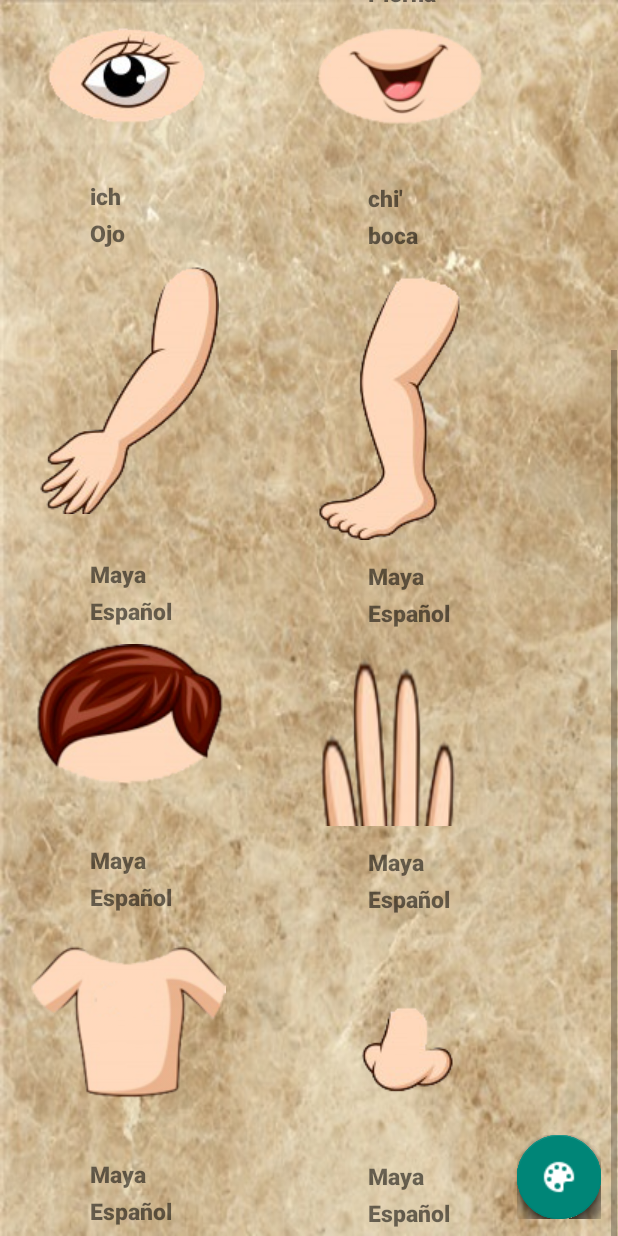
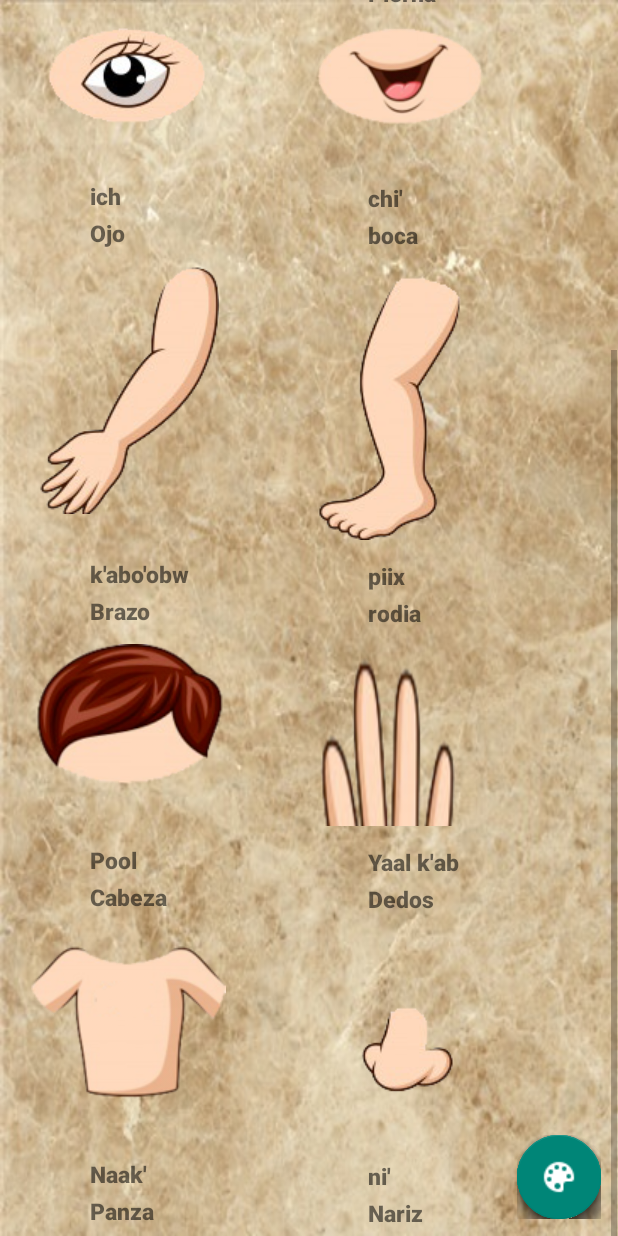
Before and after one commit to MiguelAYM69/appfinalhtml, an Android app: the PPartes screen opened directly, with no data from a screen before it, scrolled down 325 dp, on a phone screen of 412 x 824 dp. Run offline under Robolectric (Android 15) with nearby library versions, the phone set to English and light mode, and no system bars; plain views replace FloatingActionButton, FloatingActionMenu.

Commit message:
nombre_sonidos

```diff
--- a/app/src/main/java/com/example/appfinalhtml/PPartes.java
+++ b/app/src/main/java/com/example/appfinalhtml/PPartes.java
@@ -10,8 +10,8 @@ import androidx.appcompat.app.AppCompatActivity;
 
 public class PPartes extends AppCompatActivity {
 
-    MediaPlayer mm,mp,mo,mb,mbr,mpi,mc,md,mr,mn,mpn;
-    ImageButton imano,pie,ojo,boca,mano,pierna,cabeza,dedos,rodilla,nariz,panza;
+    MediaPlayer mm,mp,mo,mb,mbr,mpi,mc,md,mr,mn,mpn,nari,pan;
+    ImageButton imano,pie,ojo,boca,brazo,pierna,cabeza,dedos,rodilla,nariz,panza;
     @Override
     protected void onCreate(Bundle savedInstanceState) {
         super.onCreate(savedInstanceState);
@@ -40,6 +40,62 @@ public class PPartes extends AppCompatActivity {
             @Override
             public void onClick(View v) {
                 mo.start();
+            }
+        });
+        boca= (ImageButton) findViewById(R.id.iboca);
+        mb= MediaPlayer.create(this, R.raw.boca);
+        boca.setOnClickListener(new View.OnClickListener() {
+            @Override
+            public void onClick(View v) {
+                mb.start();
+            }
+        });
+        brazo= (ImageButton) findViewById(R.id.ibrazo);
+        mbr= MediaPlayer.create(this, R.raw.brazo);
+       brazo .setOnClickListener(new View.OnClickListener() {
+            @Override
+            public void onClick(View v) {
+                mbr.start();
+            }
+        });
+        pierna= (ImageButton) findViewById(R.id.ipierna);
+        mpi= MediaPlayer.create(this, R.raw.rodia);
+        pierna.setOnClickListener(new View.OnClickListener() {
+            @Override
+            public void onClick(View v) {
+                mpi.start();
+            }
+        });
+        cabeza= (ImageButton) findViewById(R.id.icabeza);
+        mc= MediaPlayer.create(this, R.raw.cabeza);
+        cabeza.setOnClickListener(new View.OnClickListener() {
+            @Override
+            public void onClick(View v) {
+                mc.start();
+            }
+        });
+       dedos= (ImageButton) findViewById(R.id.idedos);
+        md= MediaPlayer.create(this, R.raw.dedos);
+        dedos.setOnClickListener(new View.OnClickListener() {
+            @Override
+            public void onClick(View v) {
+                md.start();
+            }
+        });
+        panza= (ImageButton) findViewById(R.id.ipechos);
+        mpn= MediaPlayer.create(this, R.raw.panza);
+        panza.setOnClickListener(new View.OnClickListener() {
+            @Override
+            public void onClick(View v) {
+                mpn.start();
+            }
+        });
+        nariz= (ImageButton) findViewById(R.id.inariz);
+        nari= MediaPlayer.create(this, R.raw.nariz);
+        nariz.setOnClickListener(new View.OnClickListener() {
+            @Override
+            public void onClick(View v) {
+                nari.start();
             }
         });
     }
--- a/app/src/main/res/layout/activity_ppartes.xml
+++ b/app/src/main/res/layout/activity_ppartes.xml
@@ -192,7 +192,7 @@
                 android:layout_marginTop="12dp"
                 android:background="@android:color/transparent"
                 android:fontFamily="sans-serif-black"
-                android:text="Maya"
+                android:text="k'abo'obw"
                 android:textSize="15sp" />
 
             <TextView
@@ -203,7 +203,7 @@
                 android:layout_marginTop="-20dp"
                 android:background="@android:color/transparent"
                 android:fontFamily="sans-serif-black"
-                android:text="Maya"
+                android:text="piix"
                 android:textSize="15sp" />
 
             <TextView
@@ -214,7 +214,7 @@
                 android:layout_marginTop="2dp"
                 android:background="@android:color/transparent"
                 android:fontFamily="sans-serif-black"
-                android:text="Español"
+                android:text="Brazo"
                 android:textSize="15sp" />
 
             <TextView
@@ -225,7 +225,7 @@
                 android:layout_marginTop="-20dp"
                 android:background="@android:color/transparent"
                 android:fontFamily="sans-serif-black"
-                android:text="Español"
+                android:text="rodia"
                 android:textSize="15sp" />
 
 
@@ -260,7 +260,7 @@
                 android:layout_marginTop="12dp"
                 android:background="@android:color/transparent"
                 android:fontFamily="sans-serif-black"
-                android:text="Maya"
+                android:text="Pool"
                 android:textSize="15sp" />
 
             <TextView
@@ -271,7 +271,7 @@
                 android:layout_marginTop="-20dp"
                 android:background="@android:color/transparent"
                 android:fontFamily="sans-serif-black"
-                android:text="Maya"
+                android:text="Yaal k'ab"
                 android:textSize="15sp" />
 
             <TextView
@@ -282,7 +282,7 @@
                 android:layout_marginTop="2dp"
                 android:background="@android:color/transparent"
                 android:fontFamily="sans-serif-black"
-                android:text="Español"
+                android:text="Cabeza"
                 android:textSize="15sp" />
 
             <TextView
@@ -293,7 +293,7 @@
                 android:layout_marginTop="-20dp"
                 android:background="@android:color/transparent"
                 android:fontFamily="sans-serif-black"
-                android:text="Español"
+                android:text="Dedos"
                 android:textSize="15sp" />
 
             <!--____________________________________________________________-->
@@ -326,7 +326,7 @@
                 android:layout_marginTop="12dp"
                 android:background="@android:color/transparent"
                 android:fontFamily="sans-serif-black"
-                android:text="Maya"
+                android:text="Naak'"
                 android:textSize="15sp" />
 
             <TextView
@@ -337,7 +337,7 @@
                 android:layout_marginTop="-20dp"
                 android:background="@android:color/transparent"
                 android:fontFamily="sans-serif-black"
-                android:text="Maya"
+                android:text="ni'"
                 android:textSize="15sp" />
 
             <TextView
@@ -348,7 +348,7 @@
                 android:layout_marginTop="2dp"
                 android:background="@android:color/transparent"
                 android:fontFamily="sans-serif-black"
-                android:text="Español"
+                android:text="Panza"
                 android:textSize="15sp" />
 
             <TextView
@@ -359,7 +359,7 @@
                 android:layout_marginTop="-20dp"
                 android:background="@android:color/transparent"
                 android:fontFamily="sans-serif-black"
-                android:text="Español"
+                android:text="Nariz"
                 android:textSize="15sp" />
 
 
```
